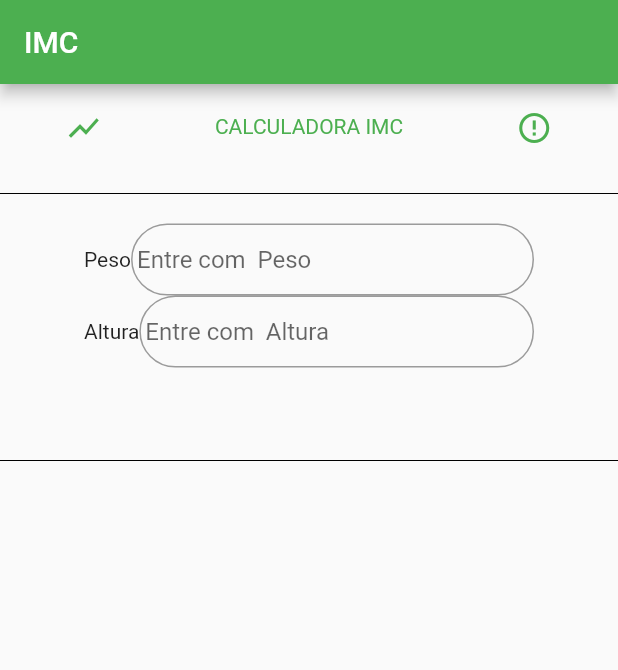
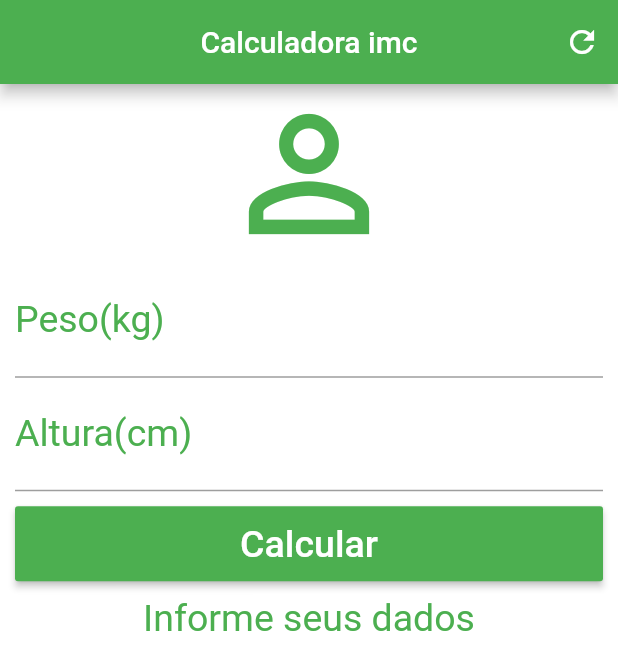
Before and after one commit to Mairramer/imc_flutter, a Flutter app: the screen it shows after launch, on a phone screen of 412 x 824 dp. Shown: the top 670 px of the screen. Run offline on Flutter 3.47's test engine with Material 2 defaults, Android fonts, the phone set to English and light mode, and no system bars.

Commit message:
correções

```diff
--- a/lib/main.dart
+++ b/lib/main.dart
@@ -1,20 +1,138 @@
 import 'package:flutter/material.dart';
-import 'package:imc/src/pages/home_page.dart';
 
-void main() {
-  runApp(MyApp());
+void main() => runApp(MaterialApp(
+      debugShowCheckedModeBanner: false,
+      home: Home(),
+    ));
+
+class Home extends StatefulWidget {
+  @override
+  _HomeState createState() => _HomeState();
 }
 
-class MyApp extends StatelessWidget {
-  // This widget is the root of your application.
+class _HomeState extends State<Home> {
+  TextEditingController weightController = TextEditingController();
+  TextEditingController heightController = TextEditingController();
+
+  GlobalKey<FormState> _formKey = GlobalKey<FormState>();
+
+  String _infoText = "Informe seus dados";
+
+  void _resetFields() {
+    weightController.text = "";
+    heightController.text = "";
+    setState(() {
+      _infoText = "Informe seus dados";
+    });
+  }
+
+  void calculate() {
+    setState(() {
+      double weight = double.parse(weightController.text);
+      double height = double.parse(heightController.text) / 100;
+
+      double imc = weight / (height * height);
+      print(imc);
+      if (imc < 18.5) {
+        _infoText = "Abaixo do peso (${imc.toStringAsPrecision(4)})";
+      }
+      if (imc >= 18.6 && imc < 24.9) {
+        _infoText = "Peso normal (${imc.toStringAsPrecision(4)})";
+      }
+      if (imc >= 25 && imc < 29.9) {
+        _infoText = "Sobrepeso (${imc.toStringAsPrecision(4)})";
+      }
+      if (imc >= 30 && imc < 34.9) {
+        _infoText = "Obesidade grau 1 (${imc.toStringAsPrecision(4)})";
+      }
+      if (imc >= 35 && imc < 39.9) {
+        _infoText = "Obesidade grau 2 (${imc.toStringAsPrecision(4)})";
+      }
+      if (imc > 40) {
+        _infoText = "Obesidade grau 3 (${imc.toStringAsPrecision(4)})";
+      }
+    });
+  }
+
   @override
   Widget build(BuildContext context) {
-    return MaterialApp(
-      theme: ThemeData(
-        primarySwatch: Colors.green,
-        visualDensity: VisualDensity.adaptivePlatformDensity,
-      ),
-      home: HomePage(),
-    );
+    return Scaffold(
+        appBar: AppBar(
+          title: Text("Calculadora imc"),
+          centerTitle: true,
+          backgroundColor: Colors.green,
+          actions: <Widget>[
+            IconButton(
+              icon: Icon(Icons.refresh),
+              onPressed: _resetFields,
+            )
+          ],
+        ),
+        backgroundColor: Colors.white,
+        body: SingleChildScrollView(
+            padding: EdgeInsets.fromLTRB(10, 0, 10, 0),
+            child: Form(
+              key: _formKey,
+              child: Column(
+                crossAxisAlignment: CrossAxisAlignment.stretch,
+                children: <Widget>[
+                  Icon(
+                    Icons.person_outline,
+                    size: 120,
+                    color: Colors.green,
+                  ),
+                  TextFormField(
+                    keyboardType: TextInputType.number,
+                    decoration: InputDecoration(
+                        labelText: "Peso(kg)",
+                        labelStyle: TextStyle(color: Colors.green)),
+                    textAlign: TextAlign.center,
+                    style: TextStyle(color: Colors.black, fontSize: 25),
+                    controller: weightController,
+                    validator: (value) {
+                      if (value.isEmpty) {
+                        return "Insira seu peso!";
+                      }
+                    },
+                  ),
+                  TextFormField(
+                      keyboardType: TextInputType.number,
+                      decoration: InputDecoration(
+                          labelText: "Altura(cm)",
+                          labelStyle: TextStyle(color: Colors.green)),
+                      textAlign: TextAlign.center,
+                      style: TextStyle(color: Colors.black, fontSize: 25),
+                      controller: heightController,
+                      validator: (value) {
+                        if (value.isEmpty) {
+                          return "Insira sua altura!";
+                        }
+                      }),
+                  Padding(
+                    padding: EdgeInsets.only(top: 10, bottom: 10),
+                    child: Container(
+                      height: 50,
+                      child: RaisedButton(
+                        onPressed: () {
+                          if (_formKey.currentState.validate()) {
+                            calculate();
+                          }
+                        },
+                        child: Text(
+                          "Calcular",
+                          style: TextStyle(color: Colors.white, fontSize: 25.0),
+                        ),
+                        color: Colors.green,
+                      ),
+                    ),
+                  ),
+                  Text(
+                    _infoText,
+                    textAlign: TextAlign.center,
+                    style: TextStyle(color: Colors.green, fontSize: 25),
+                  )
+                ],
+              ),
+            )));
   }
 }
--- a/lib/src/pages/home_page.dart
+++ /dev/null
@@ -1,62 +0,0 @@
-import 'package:flutter/material.dart';
-import 'package:imc/src/widgets/input_widget.dart';
-
-class HomePage extends StatelessWidget {
-  const HomePage({Key key}) : super(key: key);
-
-  @override
-  Widget build(BuildContext context) {
-    return Scaffold(
-        appBar: AppBar(
-          title: Text("IMC"),
-        ),
-        body: Column(children: <Widget>[
-          Row(
-            crossAxisAlignment: CrossAxisAlignment.start,
-            mainAxisAlignment: MainAxisAlignment.spaceAround,
-            children: <Widget>[
-              Padding(
-                padding: const EdgeInsets.fromLTRB(0, 5, 0, 0),
-                child: IconButton(
-                    icon: Icon(
-                      Icons.show_chart,
-                      color: Colors.green,
-                    ),
-                    onPressed: () {}),
-              ),
-              Padding(
-                padding: EdgeInsets.fromLTRB(0, 20, 0, 0),
-                child: Text(
-                  "CALCULADORA IMC",
-                  style: TextStyle(color: Colors.green),
-                ),
-              ),
-              Padding(
-                padding: const EdgeInsets.fromLTRB(0, 5, 0, 0),
-                child: IconButton(
-                  onPressed: () {},
-                  icon: Icon(
-                    Icons.error_outline,
-                    color: Colors.green,
-                  ),
-                ),
-              )
-            ],
-          ),
-          Divider(
-            color: Colors.black,
-            height: 40,
-          ),
-          Container(
-              height: 150,
-              width: 300,
-              child: Column(children: <Widget>[
-                InputWidget("Peso"),
-                InputWidget("Altura"),
-              ])),
-          Divider(
-            color: Colors.black,
-          ),
-        ]));
-  }
-}
--- a/lib/src/widgets/input_widget.dart
+++ /dev/null
@@ -1,30 +0,0 @@
-import 'dart:ffi';
-
-import 'package:flutter/material.dart';
-
-class InputWidget extends StatelessWidget {
-  String text;
-  Double weight;
-  Double height;
-
-  InputWidget(this.text);
-
-  Widget build(BuildContext context) {
-    return Row(
-      mainAxisAlignment: MainAxisAlignment.start,
-      children: <Widget>[
-        Text(text),
-        Flexible(
-          child: TextField(
-            decoration: InputDecoration(
-                contentPadding: EdgeInsets.fromLTRB(4, 0, 0, 0),
-                border: OutlineInputBorder(
-                  borderRadius: BorderRadius.circular(40),
-                ),
-                hintText: "Entre com  " + text),
-          ),
-        )
-      ],
-    );
-  }
-}
```
Also changed, not shown: pubspec.yaml (+6 -10 lines), pubspec.lock, 24 other files.
